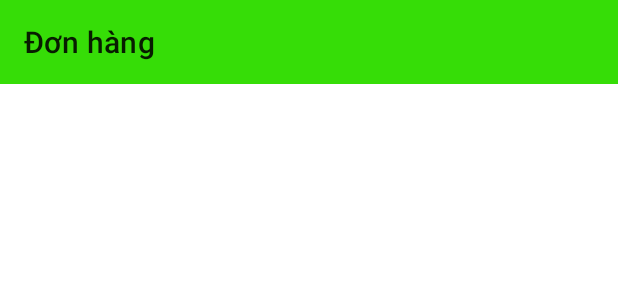
After one commit to Nguyenvsang/AppBanDoChoi, an Android app: the layout activity_xem_don.xml on its own in the app's theme, with its tools: preview values and no code run, on a phone screen of 412 x 824 dp. The commit adds this screen. Shown: the top 300 px of the screen. Run offline under Robolectric (Android 15) with nearby library versions, the phone set to English and light mode, and no system bars.

Commit message:
cập nhật giao diện xem đơn hàng xong
xem đơn
đơn hàng
chi tiết

```diff
--- /dev/null
+++ b/app/src/main/res/drawable/ic_person_24.xml
@@ -0,0 +1,5 @@
+<vector android:height="24dp" android:tint="#EC0707"
+    android:viewportHeight="24" android:viewportWidth="24"
+    android:width="24dp" xmlns:android="http://schemas.android.com/apk/res/android">
+    <path android:fillColor="@android:color/white" android:pathData="M12,12c2.21,0 4,-1.79 4,-4s-1.79,-4 -4,-4 -4,1.79 -4,4 1.79,4 4,4zM12,14c-2.67,0 -8,1.34 -8,4v2h16v-2c0,-2.66 -5.33,-4 -8,-4z"/>
+</vector>
--- /dev/null
+++ b/app/src/main/res/layout/activity_xem_don.xml
@@ -0,0 +1,27 @@
+<?xml version="1.0" encoding="utf-8"?>
+<androidx.constraintlayout.widget.ConstraintLayout xmlns:android="http://schemas.android.com/apk/res/android"
+    xmlns:app="http://schemas.android.com/apk/res-auto"
+    xmlns:tools="http://schemas.android.com/tools"
+    android:layout_width="match_parent"
+    android:layout_height="match_parent"
+    tools:context=".activity.XemDonActivity">
+
+    <androidx.appcompat.widget.Toolbar
+        android:id="@+id/toobar"
+        app:title="Đơn hàng"
+        android:background="#36DD07"
+        app:layout_constraintTop_toTopOf="parent"
+        android:layout_width="match_parent"
+        android:layout_height="?attr/actionBarSize">
+    </androidx.appcompat.widget.Toolbar>
+    <androidx.recyclerview.widget.RecyclerView
+        android:id="@+id/recycleview_donhang"
+        android:layout_marginTop="5dp"
+        android:layout_marginLeft="5dp"
+        android:layout_marginRight="5dp"
+        app:layout_constraintTop_toBottomOf="@id/toobar"
+        app:layout_constraintBottom_toBottomOf="parent"
+        android:layout_width="match_parent"
+        android:layout_height="0dp"/>
+
+</androidx.constraintlayout.widget.ConstraintLayout>
```
Also changed, not shown: app/src/main/AndroidManifest.xml (+4 -7 lines), app/src/main/java/com/example/appbandochoi/activity/XemDonActivity.java (added, +16 -0 lines), app/src/main/res/layout/activity_thanh_toan.xml (+7 -1 lines), app/src/main/res/layout/item_chitiet.xml (added, +44 -0 lines), app/src/main/res/layout/item_donhang.xml (added, +37 -0 lines).
